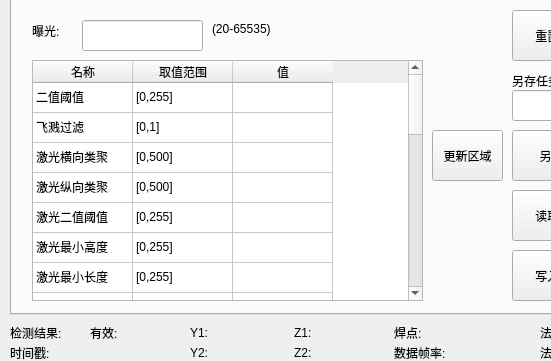
First picture: the form in qtmysunnydlg.ui, repository qubo188612/qtwelding, before the edit; both pictures show x 0 to 551 and y 266 to 627 of the 1220 by 758 pixel window.
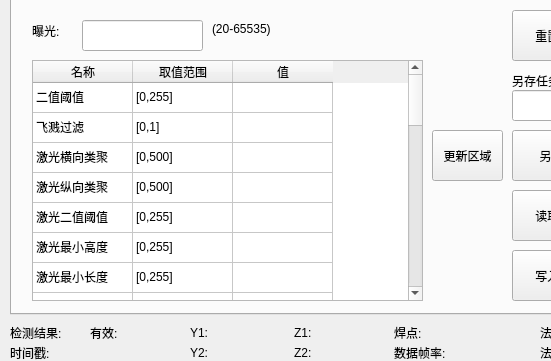
Second picture: the form after the edit. The open tabs and pages were chosen to show the change. Custom widgets are drawn as their Qt base class.

```diff
--- a/qtmysunnydlg.ui
+++ b/qtmysunnydlg.ui
@@ -3754,6 +3754,26 @@
        <string>25</string>
       </property>
      </row>
+     <row>
+      <property name="text">
+       <string>26</string>
+      </property>
+     </row>
+     <row>
+      <property name="text">
+       <string>27</string>
+      </property>
+     </row>
+     <row>
+      <property name="text">
+       <string>28</string>
+      </property>
+     </row>
+     <row>
+      <property name="text">
+       <string>29</string>
+      </property>
+     </row>
      <column>
       <property name="text">
        <string>名称</string>
@@ -4144,6 +4164,66 @@
        <string/>
       </property>
      </item>
+     <item row="25" column="0">
+      <property name="text">
+       <string>取下连通</string>
+      </property>
+     </item>
+     <item row="25" column="1">
+      <property name="text">
+       <string>[0,1]</string>
+      </property>
+     </item>
+     <item row="25" column="2">
+      <property name="text">
+       <string/>
+      </property>
+     </item>
+     <item row="26" column="0">
+      <property name="text">
+       <string>结果滤波</string>
+      </property>
+     </item>
+     <item row="26" column="1">
+      <property name="text">
+       <string>[0,1]</string>
+      </property>
+     </item>
+     <item row="26" column="2">
+      <property name="text">
+       <string/>
+      </property>
+     </item>
+     <item row="27" column="0">
+      <property name="text">
+       <string>系统噪声</string>
+      </property>
+     </item>
+     <item row="27" column="1">
+      <property name="text">
+       <string>[0,10000]</string>
+      </property>
+     </item>
+     <item row="27" column="2">
+      <property name="text">
+       <string/>
+      </property>
+     </item>
+     <item row="28" column="0">
+      <property name="text">
+       <string>测量噪声</string>
+      </property>
+     </item>
+     <item row="28" column="1">
+      <property name="text">
+       <string>[0,10000]</string>
+      </property>
+     </item>
+     <item row="28" column="2">
+      <property name="text">
+       <string/>
+      </property>
+     </item>
     </widget>
     <widget class="QLabel" name="tab7label_1">
      <property name="geometry">
```
Left out of the diff: 2 changed lines with no effect on the pictures.
